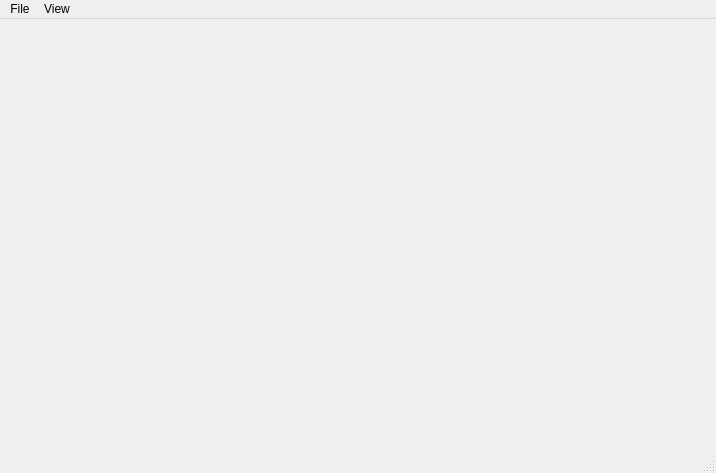
sashatref/LogViewer, file src/App/LogViewer/MainWindow.ui: the form before one commit.
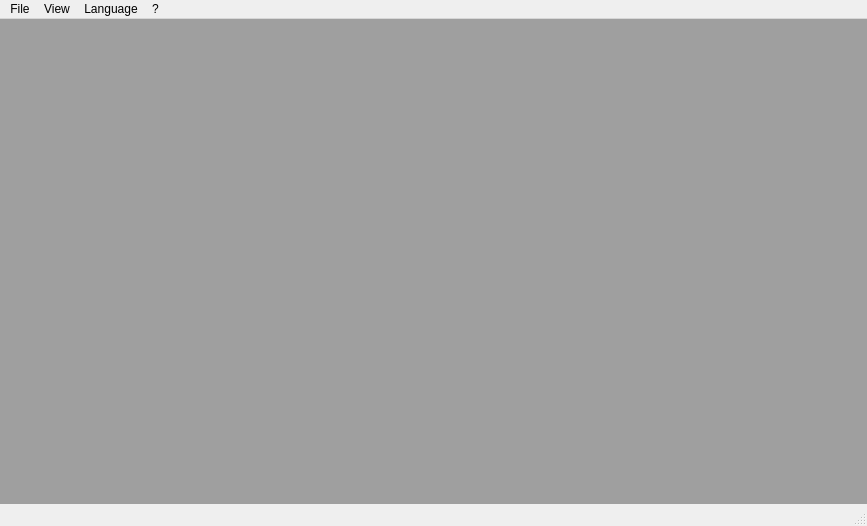
The form after the commit.

```diff
--- a/src/App/LogViewer/MainWindow.ui
+++ b/src/App/LogViewer/MainWindow.ui
@@ -6,20 +6,51 @@
    <rect>
     <x>0</x>
     <y>0</y>
-    <width>716</width>
-    <height>473</height>
+    <width>867</width>
+    <height>526</height>
    </rect>
   </property>
   <property name="windowTitle">
    <string>Log Viewer</string>
   </property>
-  <widget class="QWidget" name="centralwidget"/>
+  <property name="documentMode">
+   <bool>true</bool>
+  </property>
+  <property name="dockOptions">
+   <set>QMainWindow::AllowNestedDocks|QMainWindow::AllowTabbedDocks|QMainWindow::AnimatedDocks</set>
+  </property>
+  <widget class="QWidget" name="centralwidget">
+   <layout class="QVBoxLayout" name="verticalLayout">
+    <property name="spacing">
+     <number>0</number>
+    </property>
+    <property name="leftMargin">
+     <number>0</number>
+    </property>
+    <property name="topMargin">
+     <number>0</number>
+    </property>
+    <property name="rightMargin">
+     <number>0</number>
+    </property>
+    <property name="bottomMargin">
+     <number>0</number>
+    </property>
+    <item>
+     <widget class="QMdiArea" name="mdiArea">
+      <property name="documentMode">
+       <bool>true</bool>
+      </property>
+     </widget>
+    </item>
+   </layout>
+  </widget>
   <widget class="QMenuBar" name="menubar">
    <property name="geometry">
     <rect>
      <x>0</x>
      <y>0</y>
-     <width>716</width>
+     <width>867</width>
      <height>22</height>
     </rect>
    </property>
@@ -34,8 +65,21 @@
      <string>View</string>
     </property>
    </widget>
+   <widget class="QMenu" name="menuLanguage">
+    <property name="title">
+     <string>Language</string>
+    </property>
+   </widget>
+   <widget class="QMenu" name="menuAbout">
+    <property name="title">
+     <string>?</string>
+    </property>
+    <addaction name="actionAboutApp"/>
+   </widget>
    <addaction name="menuFile"/>
    <addaction name="menuView"/>
+   <addaction name="menuLanguage"/>
+   <addaction name="menuAbout"/>
   </widget>
   <widget class="QStatusBar" name="statusbar"/>
   <action name="actionExit">
```
Left out of the diff: 12 changed lines with no effect on the pictures.
